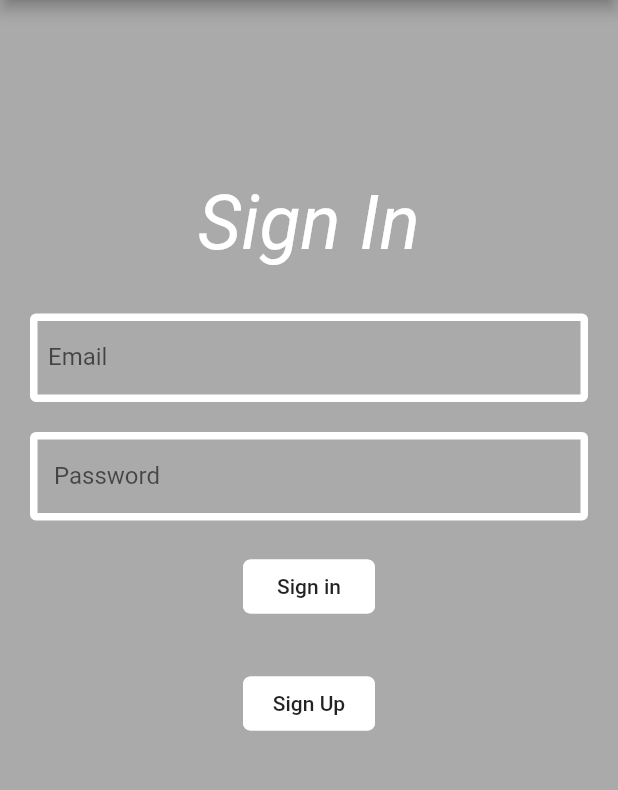
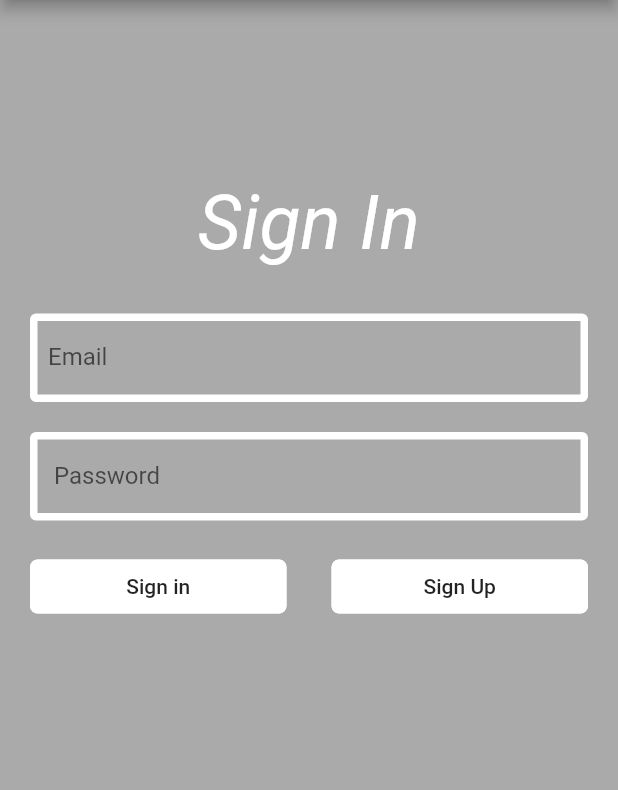
Before and after one commit to mosalah30/timepiece360, a Flutter app: the screen it shows after launch, on a phone screen of 412 x 824 dp, the part 84-874 px from its top. Run offline on Flutter 3.47's test engine with Material 2 defaults, Android fonts, the phone set to English and light mode, and no system bars; our stand-ins replace carousel_pro, cloud_firestore, connectivity, firebase_auth, firebase_storage, image_picker and 1 more; missing offline and left inert: easy_dialog; accounts and stored records are empty.

```diff
--- a/lib/sign_in.dart
+++ b/lib/sign_in.dart
@@ -177,7 +177,9 @@ class _LoginScreenState extends State<_MyLoginScreen> {
                   SizedBox(
                     height: 20,
                   ),
-                  Center(
+                  Row(
+                    children: <Widget>[
+                      Expanded(
                         child: FlatButton(
                           shape: OutlineInputBorder(
                               borderRadius: BorderRadius.circular(5),
@@ -204,9 +206,9 @@ class _LoginScreenState extends State<_MyLoginScreen> {
                         ),
                       ),
                       SizedBox(
-                    height: 30,
+                        width: 30,
                       ),
-                  Center(
+                      Expanded(
                         child: FlatButton(
                           shape: OutlineInputBorder(
                               borderRadius: BorderRadius.circular(5),
@@ -220,16 +222,15 @@ class _LoginScreenState extends State<_MyLoginScreen> {
                         ),
                       ),
                     ],
+                  )
+
+                ],
               ),
       ),
     );
   }
 
-  @override
-  void initState() {
 
-    super.initState();
-  }
 
   @override
   void dispose() {
```
Lines whose indentation alone changed are shown as unchanged.
